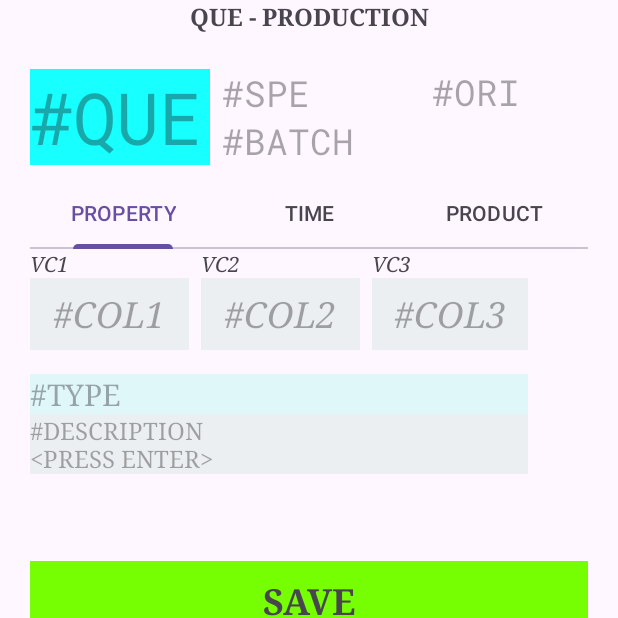
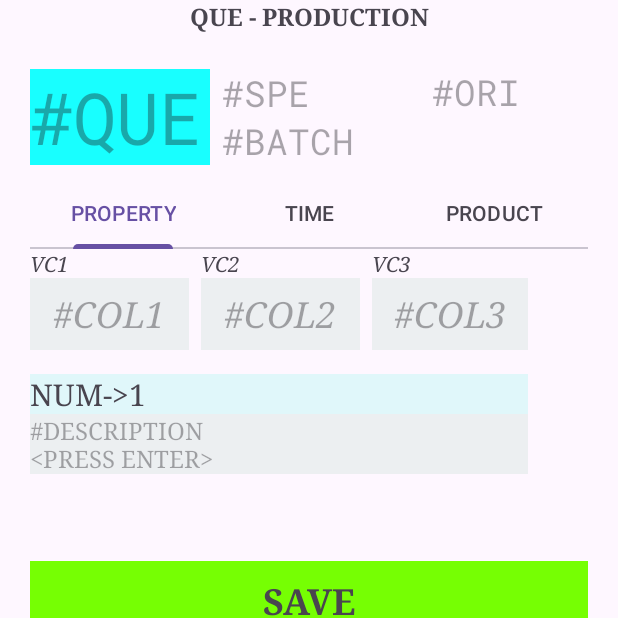
Before and after one commit to ivsoln/TUNA_RUN_2024_mark2, an Android app: the SkipjackQueActivity screen opened directly, with no data from a screen before it, on a phone screen of 412 x 824 dp, the top half of it. Run offline under Robolectric (Android 15) with nearby library versions, the phone set to English and light mode, and no system bars; network calls fail.

Commit message:
#bhumi 2024.6.28

```diff
--- a/app/src/main/java/com/inventive/tunarun/Entities.kt
+++ b/app/src/main/java/com/inventive/tunarun/Entities.kt
@@ -1110,6 +1110,7 @@ class Fish {
             var queue_time_thaw_actual: Date? = null
             var queue_time_cut_plan: Date? = null
             var queue_time_cut_actual: Date? = null
+
             var queue_arrange_start: Date? = null
             var queue_arrange_finish: Date? = null
 
--- a/app/src/main/java/com/inventive/tunarun/FishClient.kt
+++ b/app/src/main/java/com/inventive/tunarun/FishClient.kt
@@ -13,7 +13,7 @@ class FishClient {
 
     companion object {
         //var apiAddr: String = "192.168.20.61"
-        var apiAddr: String = "192.168.54.53"
+        var apiAddr: String = "99.42.1.47"
         fun Init(context: Context, callback: InitCallback) {
             var master = MasterClient(context)
             master.also {
--- a/app/src/main/java/com/inventive/tunarun/SkipjackQueActivity.kt
+++ b/app/src/main/java/com/inventive/tunarun/SkipjackQueActivity.kt
@@ -18,7 +18,7 @@ class SkipjackQueActivity : AppCompatActivity() {
 
     private lateinit var tabLayout: TabLayout
     private lateinit var viewPager: ViewPager2
-    lateinit var textBarcode: EditText
+    lateinit var textQueueNo: EditText
     lateinit var viewSpecies: TextView
     lateinit var viewOrigin: TextView
     lateinit var viewBatchNo: TextView
@@ -28,7 +28,7 @@ class SkipjackQueActivity : AppCompatActivity() {
         enableEdgeToEdge()
         setContentView(R.layout.activity_skipjack_que)
 
-        textBarcode = findViewById(R.id.text_barcode)
+        textQueueNo = findViewById(R.id.text_queueNo)
         viewSpecies = findViewById(R.id.view_species)
         viewOrigin = findViewById(R.id.view_origin)
         viewBatchNo = findViewById(R.id.view_batchNo)
@@ -38,7 +38,7 @@ class SkipjackQueActivity : AppCompatActivity() {
         viewPager = findViewById(R.id.viewPager2)
 
         val adapter = SkipjackQueAdapter(supportFragmentManager, lifecycle,this)
-        adapter.number = 89 //pass data object to adapter to view in fragment element
+        adapter.queueId = 1 //pass data object to adapter to view in fragment element
         viewPager.adapter = adapter
 
         TabLayoutMediator(tabLayout, viewPager) { tab, position ->
--- a/app/src/main/java/com/inventive/tunarun/SkipjackQueAdapter.kt
+++ b/app/src/main/java/com/inventive/tunarun/SkipjackQueAdapter.kt
@@ -8,15 +8,15 @@ import androidx.viewpager2.adapter.FragmentStateAdapter
 
 private const val NUM_TABS = 3
 public class SkipjackQueAdapter(fragmentManager: FragmentManager, lifecycle: Lifecycle, val context: Context) : FragmentStateAdapter(fragmentManager, lifecycle) {
-    var number: Long = 0
+    var queueId: Long = 0
     override fun getItemCount(): Int {
         return NUM_TABS
     }
     override fun createFragment(position: Int): Fragment {
         when (position) {
-            0 -> return SkipjackQuePropertyFragment().newInstance(number)
-            1 -> return SkipjackQueTimeFragment()
-            2 -> return SkipjackQueProductFragment()
+            0 -> return SkipjackQuePropertyFragment().newInstance(queueId)
+            1 -> return SkipjackQueTimeFragment().newInstance(queueId)
+            2 -> return SkipjackQueProductFragment().newInstance(queueId)
         }
         return Fragment()
     }
--- a/app/src/main/java/com/inventive/tunarun/SkipjackQuePropertyFragment.kt
+++ b/app/src/main/java/com/inventive/tunarun/SkipjackQuePropertyFragment.kt
@@ -7,24 +7,23 @@ import android.view.ViewGroup
 import android.widget.TextView
 import androidx.fragment.app.Fragment
 class SkipjackQuePropertyFragment : Fragment() {
-    private var ARG_GAME_ID = "game_id"
-    private var mGameId: Long = 0
-    private lateinit var txt23: TextView
-    fun newInstance(gameId: Long): SkipjackQuePropertyFragment {
+    private var queId: Long = 0
+    private lateinit var textType: TextView
+    fun newInstance(queId: Long): SkipjackQuePropertyFragment {
         val fragment = SkipjackQuePropertyFragment()
         val args = Bundle()
-        args.putLong(ARG_GAME_ID, gameId)
+        args.putLong("QUE_ID", queId)
         fragment.setArguments(args)
         return fragment
     }
     override fun onCreateView(inflater: LayoutInflater, container: ViewGroup?, savedInstanceState: Bundle?): View? {
         val args = arguments
         if (args != null) {
-            mGameId = args.getLong(ARG_GAME_ID)
+            queId = args.getLong("QUE_ID")
         }
         val view =  inflater.inflate(R.layout.fragment_skipjack_que_property, container, false)
-        //this.txt23 = view.findViewById(R.id.textView23)
-        //this.txt23.text = "NUM->$mGameId"
+        textType = view.findViewById(R.id.text_type)
+        textType.text = "NUM->$queId"
         return view
     }
 }
--- a/app/src/main/res/layout/activity_skipjack_que.xml
+++ b/app/src/main/res/layout/activity_skipjack_que.xml
@@ -30,8 +30,8 @@
         android:fontFamily="@font/roboto_mono"
         android:hint="#SPE"
         android:textSize="24sp"
-        app:layout_constraintStart_toEndOf="@+id/text_barcode"
-        app:layout_constraintTop_toTopOf="@+id/text_barcode" />
+        app:layout_constraintStart_toEndOf="@+id/text_queueNo"
+        app:layout_constraintTop_toTopOf="@+id/text_queueNo" />
 
     <TextView
         android:id="@+id/view_batchNo"
@@ -41,12 +41,12 @@
         android:fontFamily="@font/roboto_mono"
         android:hint="#BATCH"
         android:textSize="24sp"
-        app:layout_constraintBottom_toBottomOf="@+id/text_barcode"
+        app:layout_constraintBottom_toBottomOf="@+id/text_queueNo"
         app:layout_constraintEnd_toEndOf="@+id/view_origin"
-        app:layout_constraintStart_toEndOf="@+id/text_barcode" />
+        app:layout_constraintStart_toEndOf="@+id/text_queueNo" />
 
     <EditText
-        android:id="@+id/text_barcode"
+        android:id="@+id/text_queueNo"
         android:layout_width="120dp"
         android:layout_height="wrap_content"
         android:layout_marginStart="20dp"
@@ -83,7 +83,7 @@
         android:layout_marginEnd="20dp"
         app:layout_constraintEnd_toEndOf="parent"
         app:layout_constraintStart_toStartOf="parent"
-        app:layout_constraintTop_toBottomOf="@+id/text_barcode"
+        app:layout_constraintTop_toBottomOf="@+id/text_queueNo"
         tools:ignore="MissingConstraints">
 
         <com.google.android.material.tabs.TabItem
--- a/app/src/main/res/layout/fragment_skipjack_que_property.xml
+++ b/app/src/main/res/layout/fragment_skipjack_que_property.xml
@@ -79,7 +79,7 @@
         app:layout_constraintTop_toTopOf="parent" />
 
     <TextView
-        android:id="@+id/textView24"
+        android:id="@+id/text_type"
         android:layout_width="0dp"
         android:layout_height="wrap_content"
         android:layout_marginTop="16dp"
@@ -102,5 +102,5 @@
         app:layout_constraintEnd_toEndOf="@+id/view_color3"
         app:layout_constraintHorizontal_bias="0.0"
         app:layout_constraintStart_toStartOf="@+id/view_color1"
-        app:layout_constraintTop_toBottomOf="@+id/textView24" />
+        app:layout_constraintTop_toBottomOf="@+id/text_type" />
 </androidx.constraintlayout.widget.ConstraintLayout>
```
Also changed, not shown: app/src/main/java/com/inventive/tunarun/SkipjackQueProductFragment.kt (+7 -1 lines), app/src/main/java/com/inventive/tunarun/SkipjackQueTimeFragment.kt (+7 -1 lines), app/src/main/res/layout/activity_skipjack_wip_main.xml (+25 -6 lines), 1 other file.
